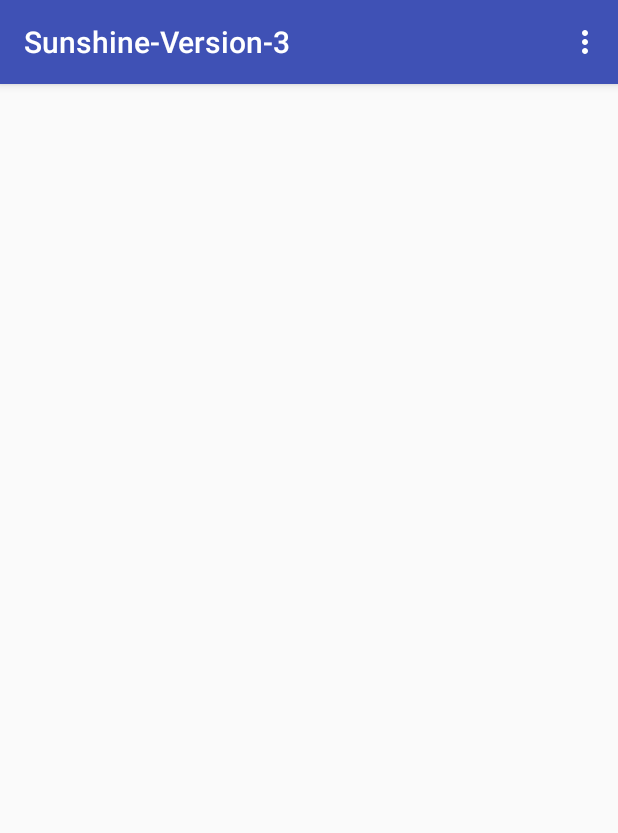
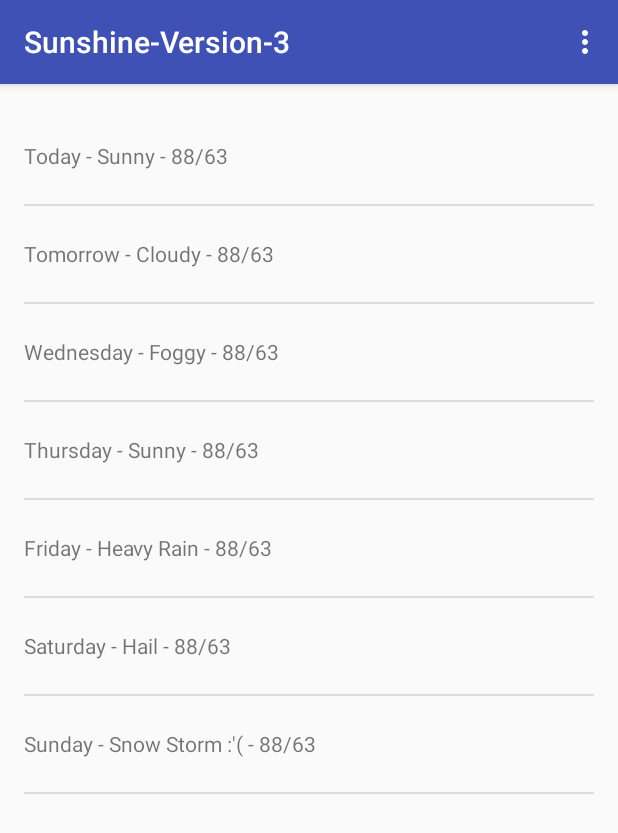
Before and after one commit to Richymoondo/Sunshine, an Android app: the screen it shows after launch (MainActivity), on a phone screen of 412 x 824 dp. Shown: the top 833 px of the screen. Run offline under Robolectric (Android 15) with nearby library versions, the phone set to English and light mode, and no system bars.

Commit message:
Set ArrayAdapter on list view

```diff
--- a/app/src/main/java/com/example/admin/sunshine_version_3/MainActivityFragment.java
+++ b/app/src/main/java/com/example/admin/sunshine_version_3/MainActivityFragment.java
@@ -6,6 +6,7 @@ import android.view.LayoutInflater;
 import android.view.View;
 import android.view.ViewGroup;
 import android.widget.ArrayAdapter;
+import android.widget.ListView;
 
 /**
  * A placeholder fragment containing a simple view.
@@ -19,6 +20,8 @@ public class MainActivityFragment extends Fragment {
     public View onCreateView(LayoutInflater inflater, ViewGroup container,
                              Bundle savedInstanceState) {
 
+        View rootView = inflater.inflate(R.layout.fragment_main, container, false);
+
         String[] forecastArray = {
                 "Today - Sunny - 88/63",
                 "Tomorrow - Cloudy - 88/63",
@@ -29,12 +32,16 @@ public class MainActivityFragment extends Fragment {
                 "Sunday - Snow Storm :'( - 88/63"
         };
 
-        new ArrayAdapter<String>(
-                getActivity(),
-                R.layout.list_item_forecast,
-                R.id.list_item_forecast_textview,
-                forecastArray);
+        ArrayAdapter<String> mForecastAdapter =
+            new ArrayAdapter<String>(
+                    getActivity(),
+                    R.layout.list_item_forecast,
+                    R.id.list_item_forecast_textview,
+                    forecastArray);
 
-        return inflater.inflate(R.layout.fragment_main, container, false);
+        ListView listView = (ListView) rootView.findViewById(R.id.listview_forecast);
+        listView.setAdapter(mForecastAdapter);
+
+        return rootView;
     }
 }
--- a/app/src/main/res/layout/list_item_forecast.xml
+++ b/app/src/main/res/layout/list_item_forecast.xml
@@ -2,7 +2,7 @@
 <TextView xmlns:android="http://schemas.android.com/apk/res/android"
     android:layout_width="match_parent"
     android:layout_height="match_parent"
-    android:minHeight="20dp"
+    android:minHeight="?android:attr/listPreferredItemHeight"
     android:gravity="center_vertical"
     android:id="@+id/list_item_forecast_textview">
 
```
